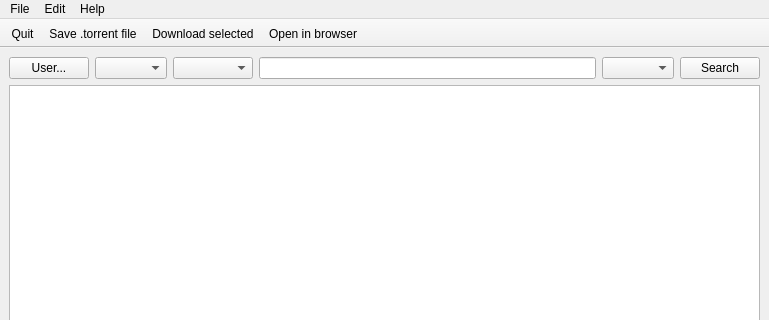
Old version of the form resources/MainWindow.ui in the repository mayudev/NyaaDesktop; both pictures show x 0 to 769 and y 0 to 320 of the 769 by 600 pixel window.
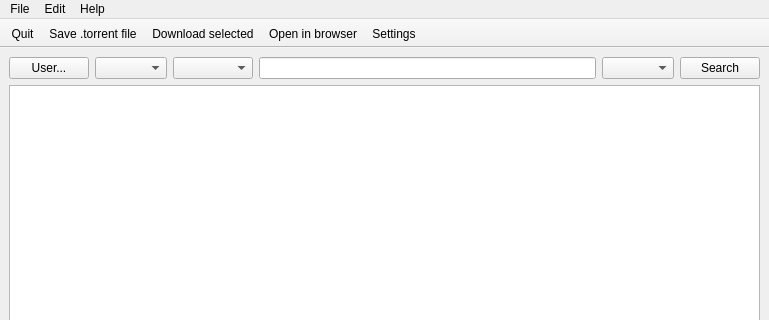
New version of the form. Icons and pictures are not drawn.

Commit message: Add settings dialog (non-functional)

The edit to the form file:
```diff
--- a/resources/MainWindow.ui
+++ b/resources/MainWindow.ui
@@ -243,6 +243,7 @@
    <addaction name="actionSave_torrent_file"/>
    <addaction name="actionDownload"/>
    <addaction name="actionOpen_in_browser"/>
+   <addaction name="actionSettings"/>
   </widget>
   <action name="actionQuit">
    <property name="icon">
@@ -301,6 +302,15 @@
     <string>Open in browser</string>
    </property>
   </action>
+  <action name="actionSettings">
+   <property name="icon">
+    <iconset resource="resources.qrc">
+     <normaloff>:/icons/preferences</normaloff>:/icons/preferences</iconset>
+   </property>
+   <property name="text">
+    <string>Settings</string>
+   </property>
+  </action>
  </widget>
  <resources>
   <include location="resources.qrc"/>
```
Left out of the diff: 3 changed lines with no effect on the pictures. The commit also changes 3 other files.
